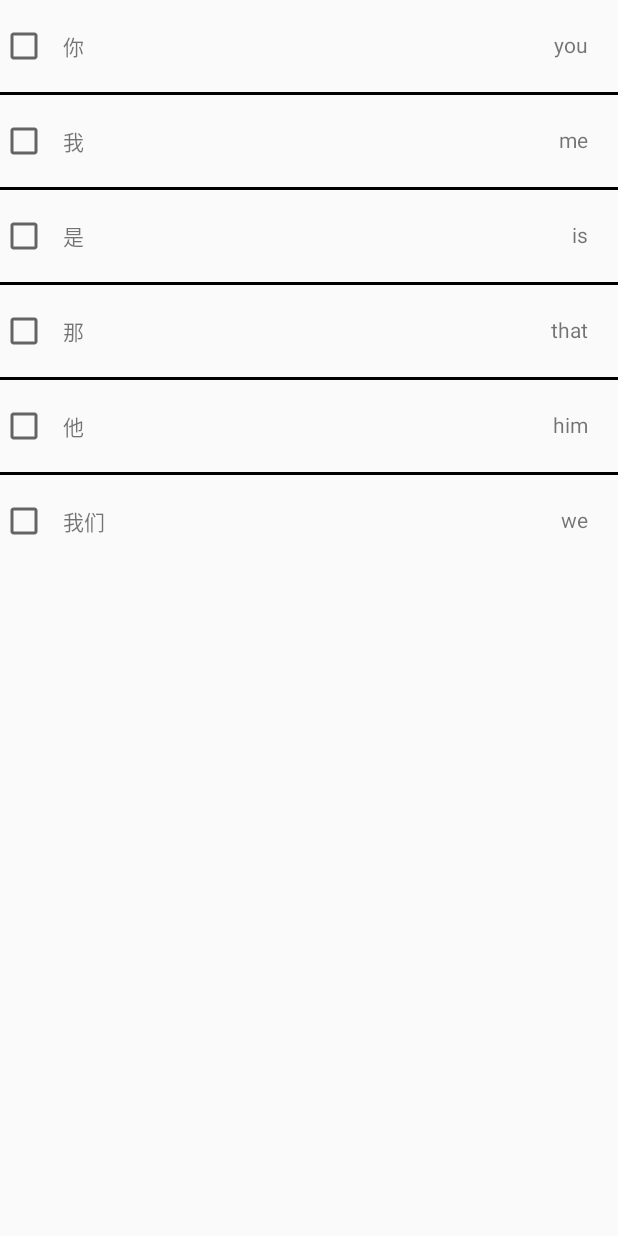
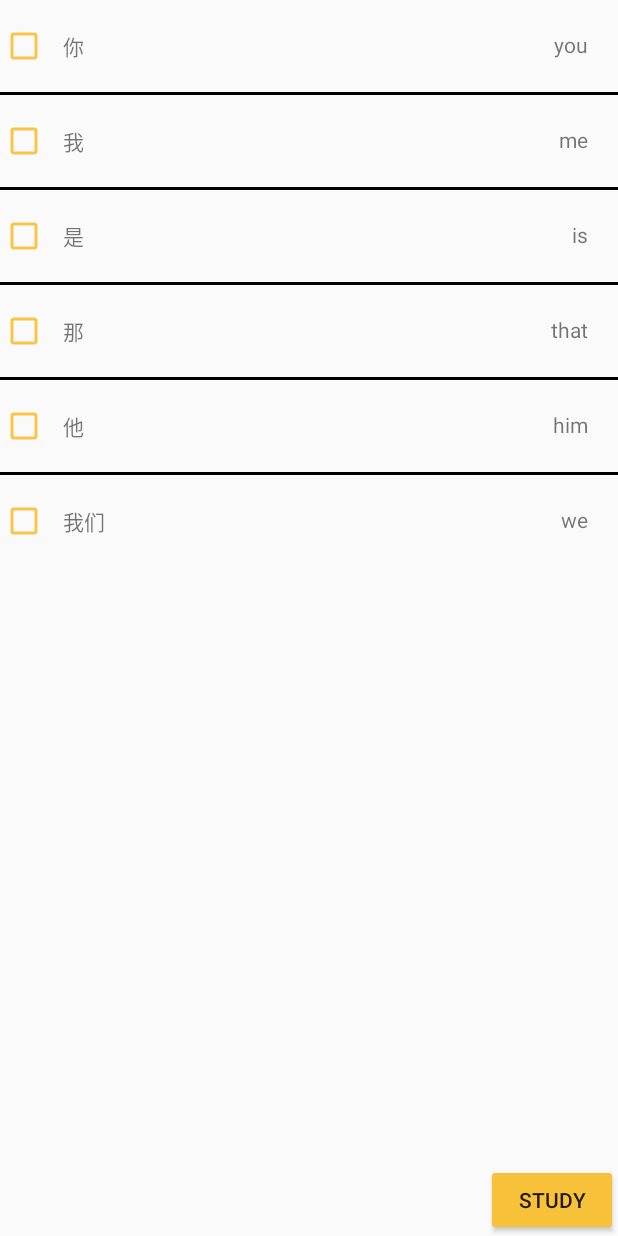
Before and after one commit to MarcusYim/FunFunApp, an Android app: the WordChecklist screen opened directly, with no data from a screen before it, on a phone screen of 412 x 824 dp. Run offline under Robolectric (Android 15) with nearby library versions, the phone set to English and light mode, and no system bars.

Commit message:
Added centralized words and defs

```diff
--- /dev/null
+++ b/app/src/main/java/com/marcus/funfunapp/VarHolder.java
@@ -0,0 +1,19 @@
+package com.marcus.funfunapp;
+
+import java.util.ArrayList;
+
+public class VarHolder
+{
+    private String[] words = new String[] {"你", "我", "是", "那", "他", "我们"};
+    private String[] defs = new String[] {"you", "me", "is", "that", "him", "we"};
+
+    public String[] getWords()
+    {
+        return words;
+    }
+
+    public String[] getDefs()
+    {
+        return defs;
+    }
+}
--- a/app/src/main/java/com/marcus/funfunapp/WordChecklist.java
+++ b/app/src/main/java/com/marcus/funfunapp/WordChecklist.java
@@ -2,7 +2,9 @@ package com.marcus.funfunapp;
 
 import android.content.Intent;
 import android.os.Bundle;
+import android.view.View;
 import android.widget.ArrayAdapter;
+import android.widget.Button;
 import android.widget.ListView;
 
 import androidx.appcompat.app.AppCompatActivity;
@@ -14,13 +16,14 @@ import java.util.Arrays;
 public class WordChecklist extends AppCompatActivity
 {
     ListView simpleListView;
-    String[] wordArr = new String[] {"你", "我", "是", "那", "他", "我们"};
-    String[] defArr = new String[] {"you", "me", "is", "that", "him", "we"};
+    String[] wordArr;
+    String[] defArr;
 
     WordsAdapter wordsAdapter;
 
     //defining page to display on
     ListView simpleList;
+    Button studyButton;
     //defining elements to be displayed
     ArrayList<String> wordList = new ArrayList<String>();
     ArrayList<String> defList = new ArrayList<String>();
@@ -29,6 +32,10 @@ public class WordChecklist extends AppCompatActivity
     {
         super.onCreate(savedInstanceState);
         setContentView(R.layout.word_checklist);
+
+        VarHolder var = new VarHolder();
+        wordArr = var.getWords();
+        defArr = var.getDefs();
 
         //change this
         wordList.addAll(Arrays.asList(wordArr));
@@ -40,6 +47,16 @@ public class WordChecklist extends AppCompatActivity
         //create and set custom adapter
         wordsAdapter = new WordsAdapter(this, R.layout.item_view, wordList, defList);
         simpleList.setAdapter(wordsAdapter);
+
+        studyButton = findViewById(R.id.study_button);
+
+        studyButton.setOnClickListener(new View.OnClickListener()
+        {
+            public void onClick(View v)
+            {
+
+            }
+        });
     }
 
     //cannot press back to go to login page
@@ -48,4 +65,9 @@ public class WordChecklist extends AppCompatActivity
     {
 
     }
+
+    public ArrayList<Integer> getChecked()
+    {
+        return wordsAdapter.getChecked();
+    }
 }
--- a/app/src/main/res/layout/item_view.xml
+++ b/app/src/main/res/layout/item_view.xml
@@ -44,6 +44,7 @@
         app:layout_constraintBottom_toBottomOf="parent"
         app:layout_constraintStart_toStartOf="parent"
         app:layout_constraintTop_toTopOf="parent"
-        app:layout_constraintVertical_bias="0.0" />
+        app:layout_constraintVertical_bias="0.0"
+        android:buttonTint="@color/yellow"  />
 
 </androidx.constraintlayout.widget.ConstraintLayout>
--- a/app/src/main/res/layout/word_checklist.xml
+++ b/app/src/main/res/layout/word_checklist.xml
@@ -1,16 +1,37 @@
 <?xml version="1.0" encoding="utf-8"?>
 <RelativeLayout
     xmlns:android="http://schemas.android.com/apk/res/android"
+    xmlns:app="http://schemas.android.com/apk/res-auto"
     xmlns:tools="http://schemas.android.com/tools"
     android:layout_width="match_parent"
     android:layout_height="match_parent"
     tools:context=".MainActivity">
+
+    <androidx.constraintlayout.widget.ConstraintLayout
+        android:layout_width="match_parent"
+        android:layout_height="match_parent">
+
+        <Button
+            android:id="@+id/study_button"
+            android:layout_width="wrap_content"
+            android:layout_height="wrap_content"
+            android:text="STUDY"
+            app:backgroundTint="#f8c13a"
+            app:layout_constraintBottom_toBottomOf="parent"
+            app:layout_constraintEnd_toEndOf="parent"
+            app:layout_constraintHorizontal_bias="1.0"
+            app:layout_constraintStart_toStartOf="parent"
+            app:layout_constraintTop_toTopOf="parent"
+            app:layout_constraintVertical_bias="1.0" />
+    </androidx.constraintlayout.widget.ConstraintLayout>
 
     <ListView
         android:id="@+id/simpleListView"
         android:layout_width="match_parent"
         android:layout_height="wrap_content"
         android:divider="#000"
-        android:dividerHeight="2dp"/>
+        android:dividerHeight="2dp">
+
+    </ListView>
 
 </RelativeLayout>
--- a/app/src/main/res/values-night/themes.xml
+++ b/app/src/main/res/values-night/themes.xml
@@ -1,7 +1,7 @@
 <resources xmlns:tools="http://schemas.android.com/tools">
     <style name="AppTheme" parent="Theme.AppCompat.Light.NoActionBar">
-        <item name="colorPrimary">@color/purple_500</item>
-        <item name="colorPrimaryDark">@color/purple_700</item>
-        <item name="colorAccent">@color/white</item>
+        <item name="colorPrimary">@color/red</item>
+        <item name="colorPrimaryDark">@color/red</item>
+        <item name="colorAccent">@color/yellow</item>
     </style>
 </resources>
--- a/app/src/main/res/values/colors.xml
+++ b/app/src/main/res/values/colors.xml
@@ -7,4 +7,7 @@
     <color name="teal_700">#FF018786</color>
     <color name="black">#FF000000</color>
     <color name="white">#FFFFFFFF</color>
+    <color name="tint_color">#FF018786</color>
+    <color name="red">#d00d1e</color>
+    <color name="yellow">#f8c548</color>
 </resources>
--- a/app/src/main/res/values/themes.xml
+++ b/app/src/main/res/values/themes.xml
@@ -1,7 +1,7 @@
 <resources xmlns:tools="http://schemas.android.com/tools">
     <style name="AppTheme" parent="Theme.AppCompat.Light.NoActionBar">
-        <item name="colorPrimary">@color/purple_500</item>
-        <item name="colorPrimaryDark">@color/purple_700</item>
-        <item name="colorAccent">@color/white</item>
+        <item name="colorPrimary">@color/red</item>
+        <item name="colorPrimaryDark">@color/red</item>
+        <item name="colorAccent">@color/yellow</item>
     </style>
 </resources>
```
Also changed, not shown: app/src/main/java/com/marcus/funfunapp/FlashCard.java (added, +24 -0 lines), app/src/main/java/com/marcus/funfunapp/WordsAdapter.java (+15 -0 lines), app/src/main/res/layout/flashcard_def.xml (added, +18 -0 lines), app/src/main/res/layout/flashcard_word.xml (added, +18 -0 lines).
